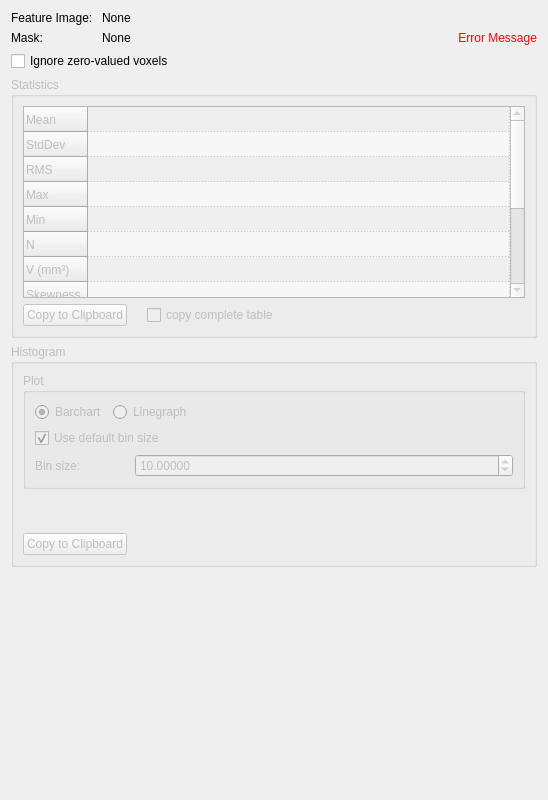
This is Plugins/org.mitk.gui.qt.measurementtoolbox/src/internal/QmitkImageStatisticsViewControls.ui in MITK/MITK as Qt 5 draws it before an edit. The edited form follows.
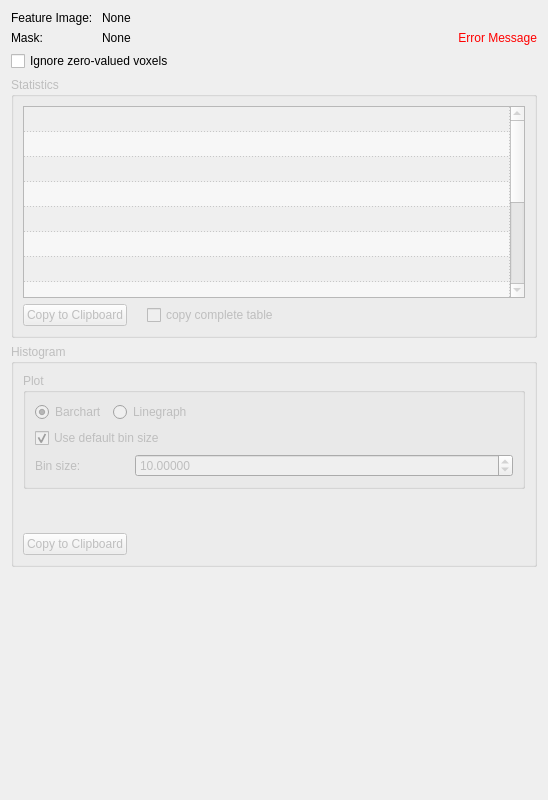
This is the edited form. Custom widgets are drawn as their Qt base class.

Commit message: Started to add functionality. Median need now to be implemented

Diff of the .ui file:
```diff
--- a/Plugins/org.mitk.gui.qt.measurementtoolbox/src/internal/QmitkImageStatisticsViewControls.ui
+++ b/Plugins/org.mitk.gui.qt.measurementtoolbox/src/internal/QmitkImageStatisticsViewControls.ui
@@ -165,7 +165,7 @@
          <bool>false</bool>
         </property>
         <property name="rowCount">
-         <number>13</number>
+         <number>14</number>
         </property>
         <attribute name="horizontalHeaderVisible">
          <bool>false</bool>
@@ -189,7 +189,7 @@
          <bool>true</bool>
         </attribute>
         <attribute name="verticalHeaderVisible">
-         <bool>true</bool>
+         <bool>false</bool>
         </attribute>
         <attribute name="verticalHeaderCascadingSectionResizes">
          <bool>false</bool>
@@ -211,6 +211,11 @@
           <string>Mean</string>
          </property>
         </row>
+        <row>
+         <property name="text">
+          <string>Median</string>
+         </property>
+        </row>
         <row>
          <property name="text">
           <string>StdDev</string>
```
The commit also changes 3 other files.
